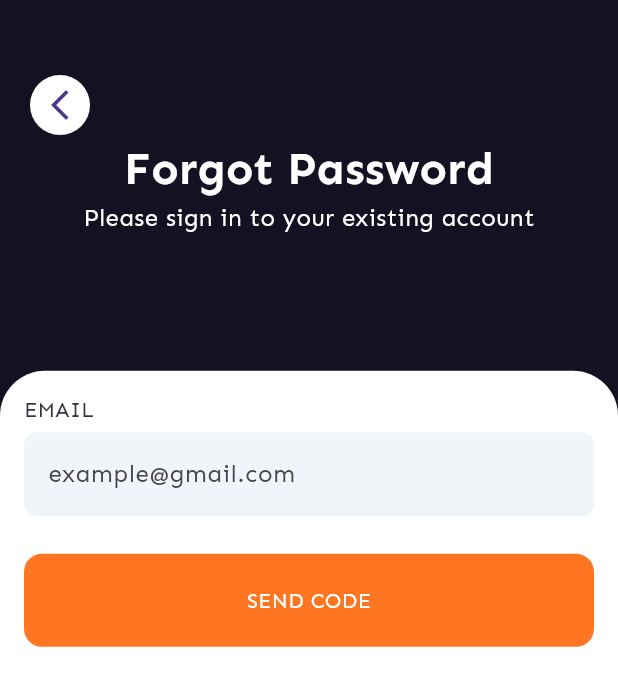
After one commit to aleuatdinjaksilikov/Food-Delivery-App-UI-on-Flutter, a Flutter app: the ForgotPasswordPage screen opened by its route, on a phone screen of 412 x 824 dp. The commit adds this screen. Shown: the top 686 px of the screen. Run offline on Flutter 3.47's test engine with Material 3 defaults, Android fonts, the phone set to English and light mode, and no system bars; our stand-ins replace device_preview, flutter_svg, go_router.

Commit message:
the UI for forget password and location access is ready

```diff
--- a/lib/core/navigation/app_route.dart
+++ b/lib/core/navigation/app_route.dart
@@ -1,6 +1,9 @@
 import 'package:flutter/material.dart';
 import 'package:food_delivery_app_ui/core/navigation/routes.dart';
+import 'package:food_delivery_app_ui/presentation/auth/forgotPassword/forgot_password_page.dart';
+import 'package:food_delivery_app_ui/presentation/auth/locationAccess/location_access_page.dart';
 import 'package:food_delivery_app_ui/presentation/auth/login/login_page.dart';
+import 'package:food_delivery_app_ui/presentation/auth/otpVerification/otp_verification_page.dart';
 import 'package:food_delivery_app_ui/presentation/auth/signUp/sign_up_page.dart';
 import 'package:food_delivery_app_ui/presentation/home/home_page.dart';
 import 'package:food_delivery_app_ui/presentation/onBoarding/on_boarding_page.dart';
@@ -39,6 +42,27 @@ final GoRouter router = GoRouter(
             return SignUpPage();
           },
         ),
+
+        GoRoute(
+          path: Routes.forgotPasswordPage,
+          builder: (BuildContext context, GoRouterState state) {
+            return ForgotPasswordPage();
+          },
+        ),
+
+        GoRoute(
+          path: Routes.otpVerificationPage,
+          builder: (BuildContext context, GoRouterState state) {
+            return OtpVerificationPage();
+          },
+        ),
+
+        GoRoute(
+          path: Routes.accessLocationPage,
+          builder: (BuildContext context, GoRouterState state) {
+            return LocationAccessPage();
+          },
+        ),
       ],
     ),
   ],
--- a/lib/core/navigation/navigation_extension.dart
+++ b/lib/core/navigation/navigation_extension.dart
@@ -7,4 +7,7 @@ extension NavigationExtension on BuildContext{
   void toHome() => go(Routes.homePage);
   void toSignUp() => push(Routes.signUpPage);
   void toOnboarding() => go(Routes.onBoarding);
+  void toForgotPassword() => push(Routes.forgotPasswordPage);
+  void toOtpVerification() => push(Routes.otpVerificationPage);
+  void toAccessLocation() => go(Routes.accessLocationPage);
 }
--- a/lib/core/navigation/routes.dart
+++ b/lib/core/navigation/routes.dart
@@ -4,5 +4,8 @@ class Routes{
  static String homePage = "/home";
  static String loginPage = "/login";
  static String signUpPage = "/signUpPage";
+ static String forgotPasswordPage = "/forgotPasswordPage";
+ static String otpVerificationPage = "/otpVerificationPage";
+ static String accessLocationPage = "/accessLocationPage";
 
 }
--- /dev/null
+++ b/lib/presentation/auth/forgotPassword/forgot_password_page.dart
@@ -0,0 +1,94 @@
+import 'package:flutter/material.dart';
+import 'package:food_delivery_app_ui/core/navigation/navigation_extension.dart';
+import 'package:food_delivery_app_ui/shared/app_button.dart';
+import 'package:food_delivery_app_ui/shared/app_field.dart';
+import 'package:go_router/go_router.dart';
+
+class ForgotPasswordPage extends StatelessWidget {
+  const ForgotPasswordPage({super.key});
+
+  @override
+  Widget build(BuildContext context) {
+    return Scaffold(
+      backgroundColor: const Color(0xFF121223),
+      body: Column(
+        children: [
+          Expanded(
+            flex: 3,
+            child: Stack(
+              children: [
+                Center(
+                  child: Column(
+                    mainAxisAlignment: .center,
+                    children: [
+                      const Text(
+                        "Forgot Password",
+                        style: TextStyle(
+                          color: Colors.white,
+                          fontSize: 30,
+                          fontFamily: "sen",
+                          fontWeight: .bold,
+                        ),
+                      ),
+                      const Text(
+                        "Please sign in to your existing account",
+                        style: TextStyle(
+                          color: Colors.white,
+                          fontSize: 16,
+                          fontFamily: "sen",
+                        ),
+                      ),
+                    ],
+                  ),
+                ),
+
+                Positioned(
+                  top: 50,
+                  left: 20,
+                  child: InkWell(
+                    customBorder: CircleBorder(),
+                    onTap: () {
+                      context.pop();
+                    },
+                    child: CircleAvatar(
+                      backgroundColor: Colors.white,
+                      child: Icon(Icons.arrow_back_ios_new),
+                    ),
+                  ),
+                ),
+              ],
+            ),
+          ),
+          Expanded(
+            flex: 7,
+            child: Container(
+              decoration: BoxDecoration(
+                borderRadius: const BorderRadius.only(
+                  topLeft: Radius.circular(30),
+                  topRight: Radius.circular(30),
+                ),
+                color: Colors.white,
+              ),
+              child: Padding(
+                padding:  const EdgeInsetsGeometry.all(16),
+                child: Column(
+                  children: [
+                    AppField(
+                      header: "EMAIL",
+                      hintText: "example@gmail.com",
+                      isPassword: false,
+                    ),
+                    SizedBox(height: 25),
+                    AppButton(btnText: "SEND CODE", onTap: () {
+                      context.toOtpVerification();
+                    }),
+                  ],
+                ),
+              ),
+            ),
+          ),
+        ],
+      ),
+    );
+  }
+}
--- a/lib/presentation/auth/signUp/sign_up_mobile.dart
+++ b/lib/presentation/auth/signUp/sign_up_mobile.dart
@@ -1,7 +1,5 @@
 import 'package:flutter/material.dart';
-import 'package:food_delivery_app_ui/core/navigation/routes.dart';
 import 'package:food_delivery_app_ui/shared/app_button.dart';
-import 'package:food_delivery_app_ui/shared/app_circle_container.dart';
 import 'package:food_delivery_app_ui/shared/app_field.dart';
 import 'package:go_router/go_router.dart';
 
@@ -47,6 +45,7 @@ class SignUpMobile extends StatelessWidget {
                   top: 50,
                   left: 20,
                   child: InkWell(
+                    customBorder: CircleBorder(),
                     onTap: () {
                       context.pop();
                     },
@@ -62,6 +61,8 @@ class SignUpMobile extends StatelessWidget {
           Expanded(
             flex: 7,
             child: SingleChildScrollView(
+              child: SizedBox(
+                height: MediaQuery.of(context).size.height,
                 child: Container(
                   decoration: BoxDecoration(
                     borderRadius: const BorderRadius.only(
@@ -106,6 +107,7 @@ class SignUpMobile extends StatelessWidget {
                 ),
               ),
             ),
+          ),
         ],
       ),
     );
--- a/lib/presentation/onBoarding/on_boarding_page.dart
+++ b/lib/presentation/onBoarding/on_boarding_page.dart
@@ -1,11 +1,9 @@
 import 'package:flutter/material.dart';
 import 'package:flutter_svg/flutter_svg.dart';
 import 'package:food_delivery_app_ui/core/navigation/navigation_extension.dart';
-import 'package:food_delivery_app_ui/core/navigation/routes.dart';
 import 'package:food_delivery_app_ui/presentation/onBoarding/on_boarding_content.dart';
 import 'package:food_delivery_app_ui/presentation/onBoarding/size_config.dart';
 import 'package:food_delivery_app_ui/shared/app_button.dart';
-import 'package:go_router/go_router.dart';
 
 class OnBoardingPage extends StatefulWidget {
   const OnBoardingPage({super.key});
--- a/lib/presentation/splash/splash_page.dart
+++ b/lib/presentation/splash/splash_page.dart
@@ -3,8 +3,6 @@ import 'dart:async';
 import 'package:flutter/material.dart';
 import 'package:flutter_svg/flutter_svg.dart';
 import 'package:food_delivery_app_ui/core/navigation/navigation_extension.dart';
-import 'package:food_delivery_app_ui/core/navigation/routes.dart';
-import 'package:go_router/go_router.dart';
 
 const String logoSvgPath = "assets/images/logo.svg";
 const String ellipse_1 = "assets/images/ellipse_splash_1.svg";
--- a/lib/shared/app_button.dart
+++ b/lib/shared/app_button.dart
@@ -3,7 +3,11 @@ import 'package:flutter/material.dart';
 class AppButton extends StatelessWidget {
   final String btnText;
   final VoidCallback onTap;
-  const AppButton({super.key, required this.btnText, required this.onTap});
+  const AppButton({
+    super.key,
+    required this.btnText,
+    required this.onTap,
+  });
 
   @override
   Widget build(BuildContext context) {
@@ -17,7 +21,10 @@ class AppButton extends StatelessWidget {
           borderRadius: BorderRadius.circular(12.0),
         ),
         child: Center(
-          child: Text(btnText,style: TextStyle(color: Colors.white,fontFamily: "sen"),),
+          child: Text(
+            btnText,
+            style: TextStyle(color: Colors.white, fontFamily: "sen"),
+          ),
         ),
       ),
     );
```
Also changed, not shown: lib/presentation/auth/locationAccess/location_access_page.dart (added, +39 -0 lines), lib/presentation/auth/login/login_mobile.dart (+5 -2 lines), lib/presentation/auth/otpVerification/otp_verification_page.dart (added, +98 -0 lines). Lines whose indentation alone changed are shown as unchanged.
